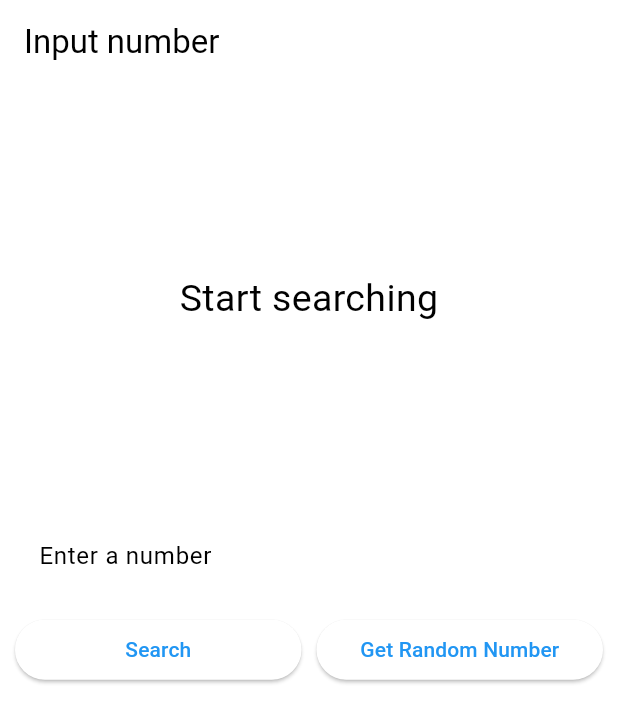
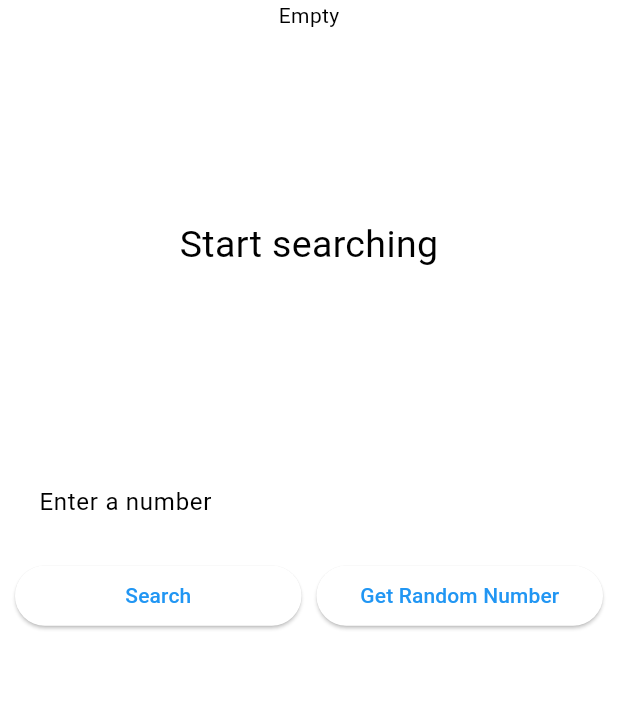
Before and after one commit to storeIt/block_skeleton, a Flutter app: the screen it shows after launch, on a phone screen of 412 x 824 dp. Shown: the top 723 px of the screen. Run offline on Flutter 3.47's test engine with Material 3 defaults, Android fonts, the phone set to English and light mode, and no system bars; our stand-ins replace bloc, equatable, flutter_bloc, flutter_svg, fpdart, get_it and 4 more.

Commit message:
Create AppWidget which holds app logic

```diff
--- a/lib/core/app/view/app_view.dart
+++ b/lib/core/app/view/app_view.dart
@@ -5,7 +5,7 @@ import '../../../core/base/presentation/bloc/app_bloc/app_bloc.dart';
 import '../../../feature/input_number/domain/use_case/concrete_number_use_case.dart';
 import '../../../feature/input_number/domain/use_case/random_number_use_case.dart';
 import '../../../feature/input_number/presentation/bloc/number_bloc.dart';
-import '../../../feature/input_number/presentation/page/input_number_page.dart';
+import '../../../feature/input_number/presentation/page/input_number_page_app_widget.dart';
 import '../../../util/service/service_locator.dart';
 
 class AppView extends StatelessWidget {
@@ -24,7 +24,8 @@ class AppView extends StatelessWidget {
           ),
         ),
       ],
-      child: InputNumberPage(),
+      // child: InputNumberPage(),
+      child: InputNumberPageWithAppWidget(),
     );
   }
 }
--- a/lib/core/base/presentation/view/app_widget.dart
+++ b/lib/core/base/presentation/view/app_widget.dart
@@ -1,3 +1,4 @@
+import 'package:app_ui/app_ui.dart';
 import 'package:flutter/material.dart';
 import 'package:flutter_bloc/flutter_bloc.dart';
 
@@ -5,22 +6,38 @@ import '../bloc/app_bloc/app_bloc.dart';
 import '../bloc/base_bloc/base_bloc.dart';
 
 class AppWidget extends StatelessWidget {
+  AppWidget({required this.childWidget, super.key});
+
+  final Widget childWidget;
+  AlertDialog? progressDialog;
+  late final BuildContext _context;
+
   @override
   Widget build(BuildContext context) {
-    return BlocProvider(
+    _context = context;
+
+    return Scaffold(
+      body: Column(
+        children: [
+          BlocProvider(
             create: (context) => AppBloc(),
             child: BlocConsumer<AppBloc, BaseState>(
               listener: (BuildContext context, BaseState state) {
                 if (state.isLoading) {
-            // showProgressIndicatorIfNotShowing();
+                  print('log_tag 1111111111');
+                  showProgressIndicatorIfNotShowing();
                 } else {
-            // hideProgressIndicator();
+                  hideProgressIndicator();
                 }
               },
               builder: (context, state) {
-          print('log_tag state: $state');
+                print('log_tag 22222222');
                 return _manageAppState(state);
               },
+            ),
+          ),
+          childWidget,
+        ],
       ),
     );
   }
@@ -32,4 +49,41 @@ class AppWidget extends StatelessWidget {
         Empty _ => Text('Empty'),
         _ => Container(),
       };
+
+  bool showProgressIndicatorIfNotShowing({String? msgKey, String? text}) {
+    if (canShowProgressDialog()) {
+      showProgressIndicator(msgKey: msgKey, text: text);
+      return true;
     }
+
+    return false;
+  }
+
+  bool canShowProgressDialog() {
+    return progressDialog == null;
+  }
+
+  showProgressIndicator({String? msgKey, String? text}) {
+    if (progressDialog == null || msgKey != null) {
+      String message;
+      // if (msgKey != null) {
+      //   message = Txt.get(msgKey);
+      // } else if (text != null) {
+      //   message = text;
+      // } else if (FlavorConfig.instance!.msgLoadingKey != null) {
+      //   message = Txt.get(FlavorConfig.instance!.msgLoadingKey);
+      // } else {
+      message = 'Loading...';
+      // }
+      progressDialog = Dialogs.createProgressDialog(null, message);
+    }
+    Dialogs.showProgressDialog(_context, progressDialog!);
+  }
+
+  hideProgressIndicator() {
+    if (progressDialog != null) {
+      Navigator.of(_context, rootNavigator: true).pop();
+      progressDialog = null;
+    }
+  }
+}
--- a/lib/feature/input_number/presentation/page/input_number_page.dart
+++ b/lib/feature/input_number/presentation/page/input_number_page.dart
@@ -1,4 +1,3 @@
-import 'package:block_skeleton/core/base/presentation/view/app_widget.dart';
 import 'package:flutter/material.dart';
 import 'package:flutter_bloc/flutter_bloc.dart';
 
@@ -94,7 +93,6 @@ class _InputNumberPageState extends BaseUiState<_InputNumberPage> {
             SizedBox(height: 10),
             BlocConsumer<NumberCubit, BaseState>(
               builder: (context, state) {
-                print('log_tag state: $state');
                 String? message;
                 switch (state) {
                   case Loading():
--- a/lib/feature/input_number/presentation/page/input_number_page_app_widget.dart
+++ b/lib/feature/input_number/presentation/page/input_number_page_app_widget.dart
@@ -1,96 +1,86 @@
-// import 'package:flutter/material.dart';
-// import 'package:flutter_bloc/flutter_bloc.dart';
-// import 'package:http/http.dart' as http;
-// import 'package:shared_preferences/shared_preferences.dart';
-//
-// import '../../../../core/base/presentation/bloc/app_bloc/app_bloc.dart';
-// import '../../../../core/base/presentation/bloc/base_bloc/base_bloc.dart';
-// import '../../../../core/base/presentation/view/app_widget.dart';
-// import '../../data/datasource/local/number_local_data.dart';
-// import '../../data/datasource/remote/number_remote_data.dart';
-// import '../../data/repository/number_repository.dart';
-// import '../../domain/entity/number_ent.dart';
-// import '../../domain/use_case/concrete_number_use_case.dart';
-// import '../../domain/use_case/random_number_use_case.dart';
-// import '../bloc/number_bloc.dart';
-// import '../cubit/number_cubit.dart';
-// import '../widget/message_display.dart';
-// import '../widget/number_control.dart';
-//
-// class InputNumberPageWithAppWidget extends StatelessWidget {
-//   InputNumberPageWithAppWidget({super.key});
-//
-//   late final SharedPreferences _shPrefs;
-//   late final NumberRemoteData _numberRemoteData;
-//   late final NumberLocalData _numberLocalData;
-//   late final NumberRepository _numberRepo;
-//   late final ConcreteNumberUseCase _concreteNumberUseCase;
-//   late final RandomNumberUseCase _randomNumberUseCase;
-//
-//   void _init() async {
-//     _shPrefs = await SharedPreferences.getInstance();
-//     _numberRemoteData = NumberRemoteData(client: http.Client());
-//     _numberLocalData = NumberLocalData(sharedPreferences: _shPrefs);
-//     _numberRepo = NumberRepository(
-//       remoteDataSource: _numberRemoteData,
-//       localDataSource: _numberLocalData,
-//     );
-//     _concreteNumberUseCase = ConcreteNumberUseCase(_numberRepo);
-//     _randomNumberUseCase = RandomNumberUseCase(_numberRepo);
-//   }
-//
-//   @override
-//   Widget build(BuildContext context) {
-//     _init();
-//     return AppWidget(
-//       currentChild: _buildBody(context),
-//       blocOrCubit: NumberBloc(
-//         Idle(),
-//         concreteNumberUseCase: _concreteNumberUseCase,
-//         randomNumberUseCase: _randomNumberUseCase,
-//       ),
-//     );
-//   }
-//
-//   Widget _buildBody(BuildContext context) {
-//     return Scaffold(
-//       body: Padding(
-//         padding: const EdgeInsets.all(10.0),
-//         child: Column(
-//           children: [
-//             SizedBox(height: 10),
-//             BlocConsumer<NumberCubit, BaseState>(
-//               builder: (context, state) {
-//                 print('log_tag state: $state');
-//                 String? message;
-//                 switch (state) {
-//                   case CurrentFeatureState():
-//                     message = 'Loading...';
-//                   case CurrentFeatureState():
-//                     print('log_tag LoadedState');
-//                     message = (state.data as NumberEntity).text;
-//                     break;
-//                   case FailureState():
-//                     message = state.message;
-//                     break;
-//                   default:
-//                     message = 'Start searching';
-//                 }
-//                 return MessageDisplay(message: message);
-//               },
-//               listener: (BuildContext context, BaseState state) {
-//                 if (state.isLoading) {
-//                   showProgressIndicatorIfNotShowing();
-//                 } else {
-//                   hideProgressIndicator();
-//                 }
-//               },
-//             ),
-//             SizedBox(height: 20),
-//             NumberControls(),
-//           ],
-//         ),
-//       ),
-//     );
-//   }
-// }
+import 'package:flutter/material.dart';
+import 'package:flutter_bloc/flutter_bloc.dart';
+import 'package:http/http.dart' as http;
+import 'package:shared_preferences/shared_preferences.dart';
+
+import '../../../../core/base/presentation/bloc/app_bloc/app_bloc.dart';
+import '../../../../core/base/presentation/bloc/base_bloc/base_bloc.dart';
+import '../../../../core/base/presentation/view/app_widget.dart';
+import '../../../../util/service/service_locator.dart';
+import '../../data/datasource/local/number_local_data.dart';
+import '../../data/datasource/remote/number_remote_data.dart';
+import '../../data/repository/number_repository.dart';
+import '../../domain/entity/number_ent.dart';
+import '../../domain/use_case/concrete_number_use_case.dart';
+import '../../domain/use_case/random_number_use_case.dart';
+import '../cubit/number_cubit.dart';
+import '../widget/message_display.dart';
+import '../widget/number_control.dart';
+
+class InputNumberPageWithAppWidget extends StatelessWidget {
+  InputNumberPageWithAppWidget({super.key});
+
+  late final SharedPreferences _shPrefs;
+  late final NumberRemoteData _numberRemoteData;
+  late final NumberLocalData _numberLocalData;
+  late final NumberRepository _numberRepo;
+  late final ConcreteNumberUseCase _concreteNumberUseCase;
+  late final RandomNumberUseCase _randomNumberUseCase;
+
+  void _init() async {
+    _shPrefs = await SharedPreferences.getInstance();
+    _numberRemoteData = NumberRemoteData(client: http.Client());
+    _numberLocalData = NumberLocalData(sharedPreferences: _shPrefs);
+    _numberRepo = NumberRepository(
+      remoteDataSource: _numberRemoteData,
+      localDataSource: _numberLocalData,
+    );
+    _concreteNumberUseCase = ConcreteNumberUseCase(_numberRepo);
+    _randomNumberUseCase = RandomNumberUseCase(_numberRepo);
+  }
+
+  @override
+  Widget build(BuildContext context) {
+    _init();
+    return AppWidget(
+      childWidget: _buildBody(context),
+    );
+  }
+
+  Widget _buildBody(BuildContext context) {
+    return BlocProvider(
+      create: (context) => NumberCubit(
+        concreteNumberUseCase: sl<ConcreteNumberUseCase>(),
+        randomNumberUseCase: sl<RandomNumberUseCase>(),
+      ),
+      child: Padding(
+        padding: const EdgeInsets.all(10.0),
+        child: Column(
+          children: [
+            SizedBox(height: 10),
+            BlocBuilder<NumberCubit, BaseState>(builder: (context, state) {
+              print('log_tag state: $state');
+              String? message;
+              switch (state) {
+                case Loading():
+                  message = 'Loading...';
+                case Loaded():
+                  print('log_tag LoadedState');
+                  message = (state.data as NumberEntity).text;
+                  break;
+                case FailureState():
+                  message = state.message;
+                  break;
+                default:
+                  message = 'Start searching';
+              }
+              return MessageDisplay(message: message);
+            }),
+            SizedBox(height: 20),
+            NumberControls(),
+          ],
+        ),
+      ),
+    );
+  }
+}
```
Lines whose indentation alone changed are shown as unchanged.
